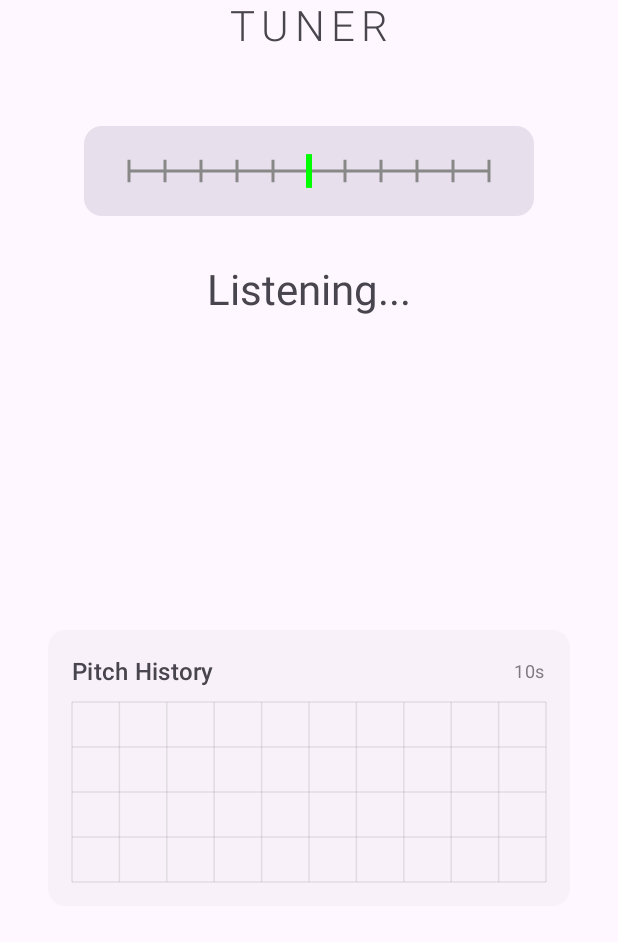
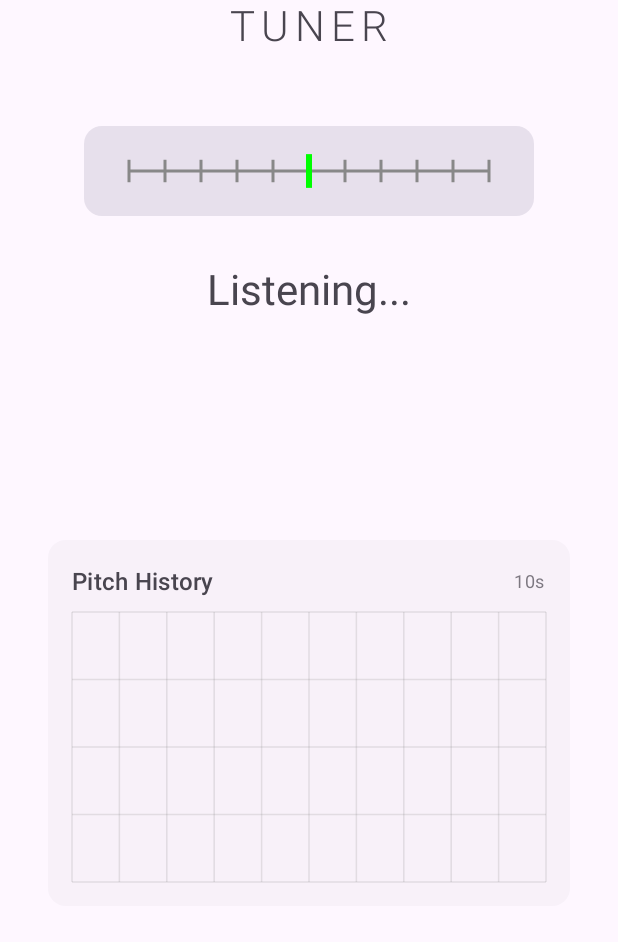
Before and after one commit to chrischaps/chromatic-tuner-android, an Android app built with Jetpack Compose: the screen it shows after launch (MainActivity), on a phone screen of 412 x 824 dp, the part 282-1224 px from its top. Run offline under Robolectric (Android 15) with nearby library versions, the phone set to English and light mode, and no system bars.

Commit message:
Increase pitch history graph size for better visibility
- Expanded graph height from 120dp to 180dp (50% larger)
- Increased bottom padding to 200dp to accommodate larger graph
- Provides more screen real estate for note labels and pitch visualization

The larger graph makes it much easier to read note progressions
and analyze playing patterns during scales.

🤖 Generated with [Claude Code](https://claude.ai/code)

Co-Authored-By: Claude <noreply@anthropic.com>

```diff
--- a/app/src/main/java/com/chrischappelear/tuner/ui/PitchHistoryGraph.kt
+++ b/app/src/main/java/com/chrischappelear/tuner/ui/PitchHistoryGraph.kt
@@ -65,7 +65,7 @@ fun PitchHistoryGraph(
         Canvas(
             modifier = Modifier
                 .fillMaxWidth()
-                .height(120.dp)
+                .height(180.dp)
         ) {
             drawPitchHistoryWithLabels(pitchHistory, this)
         }
--- a/app/src/main/java/com/chrischappelear/tuner/ui/TunerScreen.kt
+++ b/app/src/main/java/com/chrischappelear/tuner/ui/TunerScreen.kt
@@ -121,7 +121,7 @@ private fun TunerContent(
                 .fillMaxWidth()
                 .align(Alignment.TopCenter)
                 .verticalScroll(rememberScrollState())
-                .padding(bottom = 140.dp) // Leave space for bottom graph
+                .padding(bottom = 200.dp) // Leave more space for expanded graph
         ) {
         // Logo and Title Section
         Column(
```
